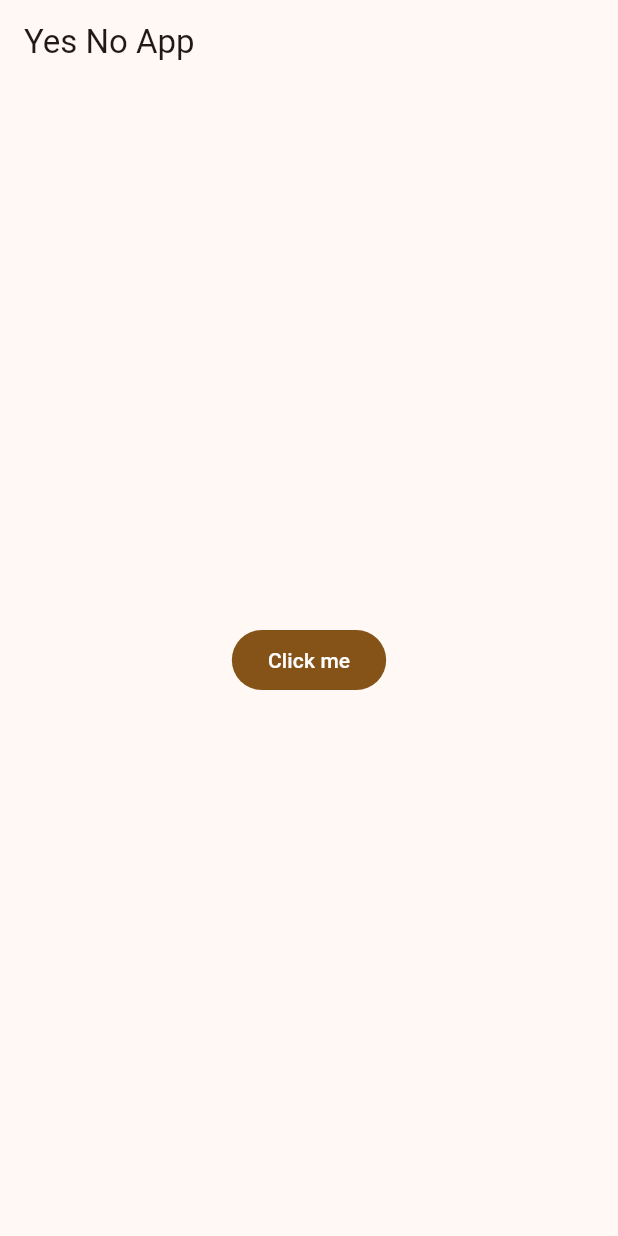
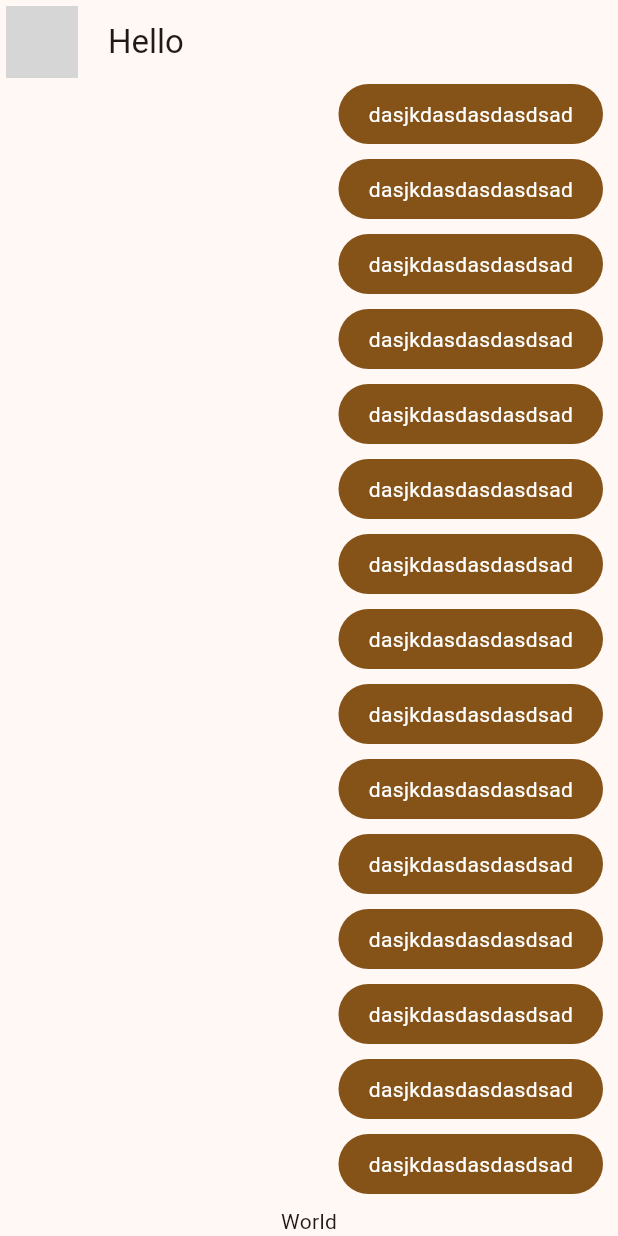
Before and after one commit to olvera93/YesNoApp, a Flutter app: the screen it shows after launch, on a phone screen of 412 x 824 dp. Run offline on Flutter 3.47's test engine with Material 2 defaults, Android fonts, the phone set to English and light mode, and no system bars; network calls fail; grey boxes are pictures that could not be loaded.

Commit message:
[ADD] Message widget

```diff
--- a/lib/main.dart
+++ b/lib/main.dart
@@ -1,5 +1,6 @@
 import 'package:flutter/material.dart';
 import 'package:yes_no_app/config/theme/app_theme.dart';
+import 'package:yes_no_app/presentation/screens/chat/chat_screen.dart';
 
 void main() => runApp(const MyApp());
 
@@ -9,20 +10,9 @@ class MyApp extends StatelessWidget {
   @override
   Widget build(BuildContext context) {
     return MaterialApp(
-      title: 'Yes No App',
-      debugShowCheckedModeBanner: false,
-      theme: AppTheme(selectedColor: 5).theme(),
-      home: Scaffold(
-        appBar: AppBar(
-          title: const Text('Yes No App'),
-        ),
-        body: Center(
-          child: FilledButton(
-            onPressed: () {},
-            child: const Text('Click me'),
-          ),
-        ),
-      ),
-    );
+        title: 'Yes No App',
+        debugShowCheckedModeBanner: false,
+        theme: AppTheme(selectedColor: 5).theme(),
+        home: const ChatScreen());
   }
 }
--- /dev/null
+++ b/lib/presentation/screens/chat/chat_screen.dart
@@ -0,0 +1,43 @@
+import 'package:flutter/material.dart';
+import 'package:yes_no_app/presentation/widgets/chat/my_message_bubble.dart';
+
+class ChatScreen extends StatelessWidget {
+  const ChatScreen({super.key});
+
+  @override
+  Widget build(BuildContext context) {
+    return Scaffold(
+      appBar: AppBar(
+        leading: const Padding(
+          padding: EdgeInsets.all(4.0),
+          child: CircleAvatar(
+            backgroundImage: NetworkImage(
+                'https://encrypted-tbn0.gstatic.com/images?q=tbn:ANd9GcR4BkQuzSZDHysJfljoWSsyaisnHW66OIFXuA&usqp=CAU'),
+          ),
+        ),
+        title: const Text('Hello'),
+        centerTitle: false,
+      ),
+      body: _ChatView(),
+    );
+  }
+}
+
+class _ChatView extends StatelessWidget {
+  @override
+  Widget build(BuildContext context) {
+    return SafeArea(
+      child: Padding(
+        padding: const EdgeInsets.symmetric(horizontal: 10),
+        child: Column(
+          children: [
+            Expanded(child: ListView.builder(itemBuilder: (context, index) {
+              return const MyMessageBubble();
+            })),
+            Text('World')
+          ],
+        ),
+      ),
+    );
+  }
+}
--- /dev/null
+++ b/lib/presentation/widgets/chat/my_message_bubble.dart
@@ -0,0 +1,28 @@
+import 'package:flutter/material.dart';
+
+class MyMessageBubble extends StatelessWidget {
+  const MyMessageBubble({super.key});
+
+  @override
+  Widget build(BuildContext context) {
+    final colors = Theme.of(context).colorScheme;
+
+    return Column(
+      crossAxisAlignment: CrossAxisAlignment.end,
+      children: [
+        Container(
+          decoration: BoxDecoration(
+              color: colors.primary, borderRadius: BorderRadius.circular(20)),
+          child: const Padding(
+            padding: EdgeInsets.symmetric(horizontal: 20, vertical: 10),
+            child: Text(
+              'dasjkdasdasdasdsad',
+              style: TextStyle(color: Colors.white),
+            ),
+          ),
+        ),
+        const SizedBox(height: 10)
+      ],
+    );
+  }
+}
```
